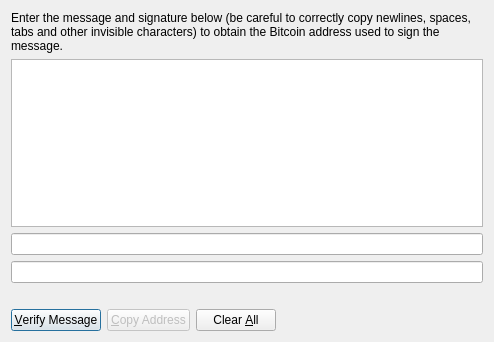
First picture: the form in src/qt/forms/verifymessagedialog.ui, repository raffermeko/bitcoin, before the edit.
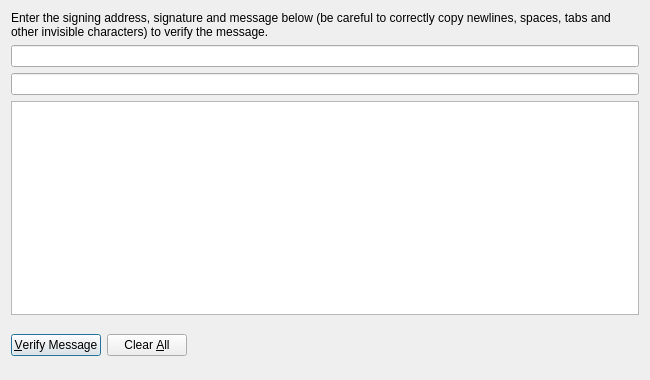
Second picture: the form after the edit. Icons and pictures are not drawn. Custom widgets are drawn as their Qt base class.

Commit message: change verifymessagepage behaviour to match RPC-call "verifymessage" (input address, signature and message) / display messages in status label (remove message boxes) / resize window to make signature fully readable / change signature font to BC-address font (like in messagepage) / remove checkAddress() and place code directly in on_verifyMessage_clicked() / add visual feedback to LineEdits / remove AddressTableModel references, as they are now unused / add addr.GetKeyID(keyID) check

Diff of the .ui file:
```diff
--- a/src/qt/forms/verifymessagedialog.ui
+++ b/src/qt/forms/verifymessagedialog.ui
@@ -6,8 +6,8 @@
    <rect>
     <x>0</x>
     <y>0</y>
-    <width>494</width>
-    <height>342</height>
+    <width>650</width>
+    <height>380</height>
    </rect>
   </property>
   <property name="windowTitle">
@@ -17,7 +17,7 @@
    <item>
     <widget class="QLabel" name="label">
      <property name="text">
-      <string>Enter the message and signature below (be careful to correctly copy newlines, spaces, tabs and other invisible characters) to obtain the Bitcoin address used to sign the message.</string>
+      <string>Enter the signing address, signature and message below (be careful to correctly copy newlines, spaces, tabs and other invisible characters) to verify the message.</string>
      </property>
      <property name="alignment">
       <set>Qt::AlignLeading|Qt::AlignLeft|Qt::AlignTop</set>
@@ -27,33 +27,23 @@
      </property>
     </widget>
    </item>
+   <item>
+    <widget class="QValidatedLineEdit" name="lnAddress">
+     <property name="text">
+      <string/>
+     </property>
+    </widget>
+   </item>
+   <item>
+    <widget class="QValidatedLineEdit" name="lnSig">
+     <property name="text">
+      <string/>
+     </property>
+    </widget>
+   </item>
    <item>
     <widget class="QPlainTextEdit" name="edMessage"/>
    </item>
-   <item>
-    <widget class="QLineEdit" name="lnSig">
-     <property name="text">
-      <string/>
-     </property>
-    </widget>
-   </item>
-   <item>
-    <widget class="QLineEdit" name="lnAddress">
-     <property name="text">
-      <string/>
-     </property>
-     <property name="readOnly">
-      <bool>true</bool>
-     </property>
-    </widget>
-   </item>
-   <item>
-    <widget class="QLabel" name="lblStatus">
-     <property name="text">
-      <string/>
-     </property>
-    </widget>
-   </item>
    <item>
     <layout class="QHBoxLayout" name="horizontalLayout">
      <item>
@@ -70,23 +60,6 @@
        </property>
       </widget>
      </item>
-     <item>
-      <widget class="QPushButton" name="copyToClipboard">
-       <property name="enabled">
-        <bool>false</bool>
-       </property>
-       <property name="toolTip">
-        <string>Copy the currently selected address to the system clipboard</string>
-       </property>
-       <property name="text">
-        <string>&amp;Copy Address</string>
-       </property>
-       <property name="icon">
-        <iconset resource="../bitcoin.qrc">
-         <normaloff>:/icons/editcopy</normaloff>:/icons/editcopy</iconset>
-       </property>
-      </widget>
-     </item>
      <item>
       <widget class="QPushButton" name="clearButton">
        <property name="toolTip">
@@ -101,6 +74,41 @@
        </property>
       </widget>
      </item>
+     <item>
+      <spacer name="horizontalSpacer_2">
+       <property name="orientation">
+        <enum>Qt::Horizontal</enum>
+       </property>
+       <property name="sizeHint" stdset="0">
+        <size>
+         <width>40</width>
+         <height>20</height>
+        </size>
+       </property>
+      </spacer>
+     </item>
+     <item>
+      <widget class="QLabel" name="lblStatus">
+       <property name="minimumSize">
+        <size>
+         <width>0</width>
+         <height>48</height>
+        </size>
+       </property>
+       <property name="font">
+        <font>
+         <weight>75</weight>
+         <bold>true</bold>
+        </font>
+       </property>
+       <property name="text">
+        <string/>
+       </property>
+       <property name="wordWrap">
+        <bool>true</bool>
+       </property>
+      </widget>
+     </item>
      <item>
       <spacer name="horizontalSpacer">
        <property name="orientation">
@@ -118,6 +126,13 @@
    </item>
   </layout>
  </widget>
+ <customwidgets>
+  <customwidget>
+   <class>QValidatedLineEdit</class>
+   <extends>QLineEdit</extends>
+   <header>qvalidatedlineedit.h</header>
+  </customwidget>
+ </customwidgets>
  <resources>
   <include location="../bitcoin.qrc"/>
  </resources>
```
Left out of the diff: 2 changed lines with no effect on the pictures. The commit also changes 3 other files.
